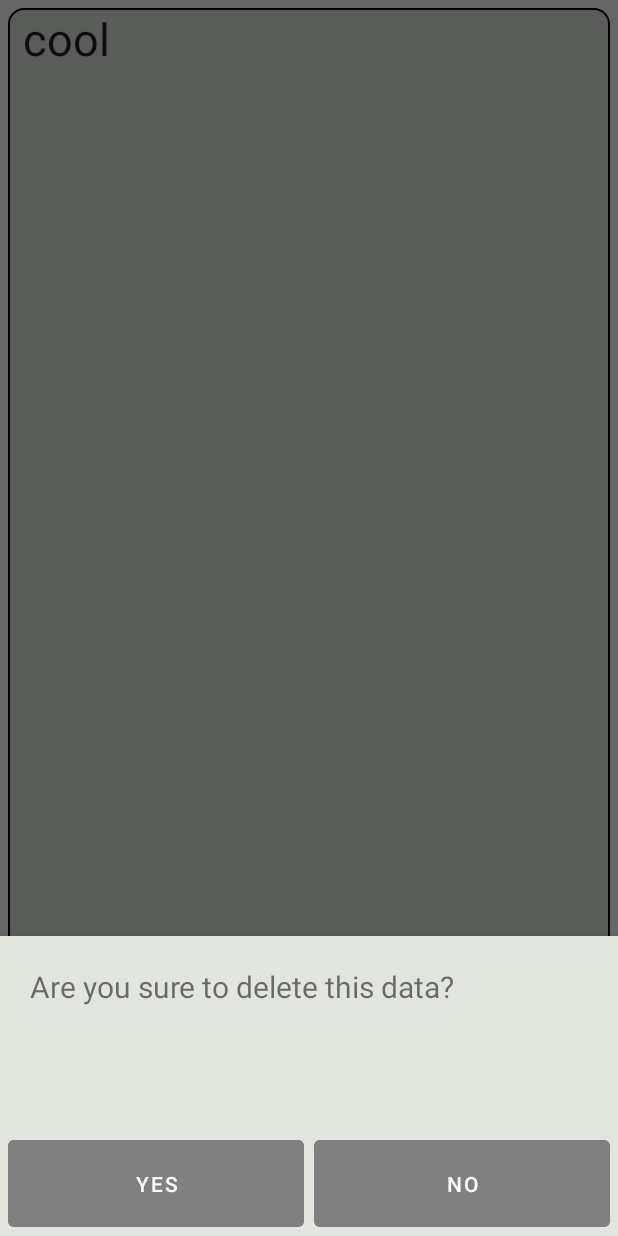
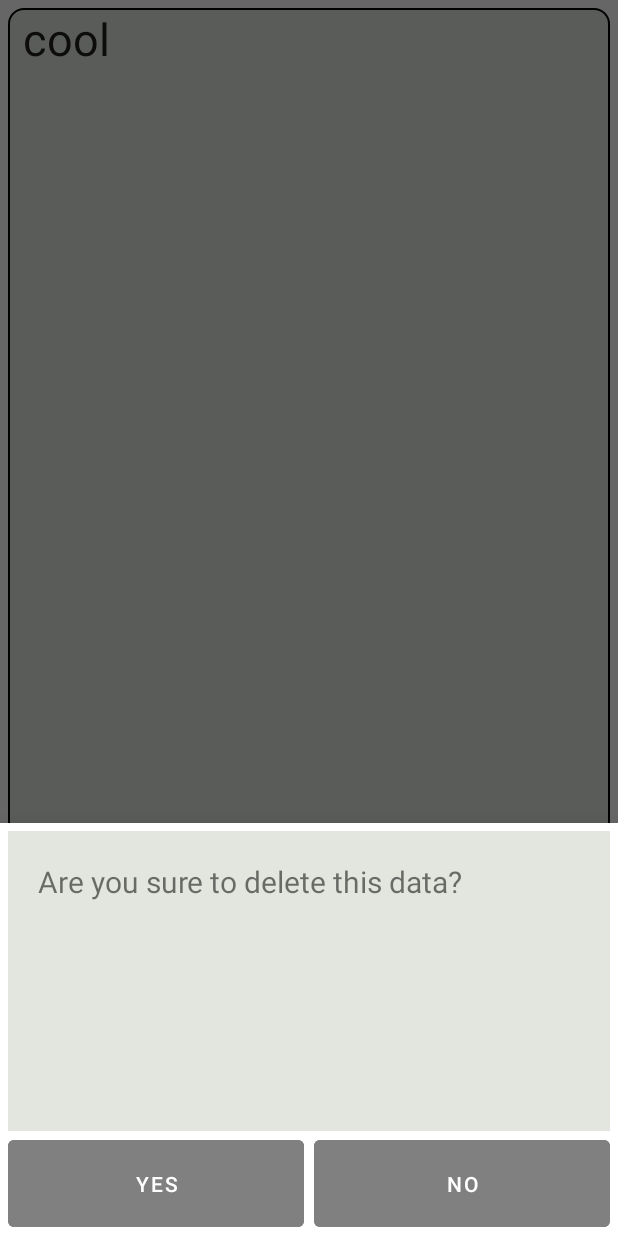
Before and after one commit to kyahaisab/Monitoring-App, an Android app: the fragment ItemListDialogFragment placed in its activity, on a phone screen of 412 x 824 dp. Run offline under Robolectric (Android 15) with nearby library versions, the phone set to English and light mode, and no system bars; our stand-ins replace Room's generated code; 2 statements that could not run were skipped.

```diff
--- a/app/src/main/AndroidManifest.xml
+++ b/app/src/main/AndroidManifest.xml
@@ -33,6 +33,7 @@
 
         <receiver android:name=".alarmManager.MyBroadCastReceiver" />
         <service android:name=".media.DeleteSound"/>
+        <service android:name=".StartBackgroundService"/>
     </application>
 
 </manifest>
--- a/app/src/main/java/com/example/notesapp/MainActivity.kt
+++ b/app/src/main/java/com/example/notesapp/MainActivity.kt
@@ -38,7 +38,7 @@ class MainActivity : AppCompatActivity(), INotesRVAdapter,
             listRam = it
         })
 
-        MyWorkerService.startWorkManager(applicationContext)
+        startService(Intent(this, StartBackgroundService::class.java))
 
 
         fab.setOnClickListener {
--- a/app/src/main/res/layout/fragment_item_list_dialog_list_dialog.xml
+++ b/app/src/main/res/layout/fragment_item_list_dialog_list_dialog.xml
@@ -13,10 +13,14 @@
         android:gravity="top"
         android:paddingStart="20dp"
         android:paddingTop="20dp"
+        android:layout_marginStart="5dp"
+        android:layout_marginEnd="5dp"
+        android:layout_marginTop="5dp"
         android:scrollbars="vertical"
         android:text="@string/are_you_sure_to_delete_this_data"
         android:textSize="20sp"
-        app:layout_constraintBottom_toBottomOf="parent"
+        app:layout_constraintTop_toTopOf="parent"
+        app:layout_constraintBottom_toTopOf="@id/deleteYes"
         app:layout_constraintEnd_toEndOf="parent"
         app:layout_constraintStart_toStartOf="parent" />
 
@@ -29,7 +33,7 @@
         android:backgroundTint="@color/button_color"
         android:text="@string/yes"
         android:textColor="@color/white"
-        app:layout_constraintBottom_toBottomOf="parent"
+       app:layout_constraintTop_toBottomOf="@id/fragmentText"
         app:layout_constraintEnd_toStartOf="@id/deleteNo"
         app:layout_constraintStart_toStartOf="parent" />
 
@@ -42,7 +46,8 @@
         android:backgroundTint="@color/button_color"
         android:text="@string/no"
         android:textColor="@color/white"
-        app:layout_constraintBottom_toBottomOf="parent"
+        app:layout_constraintTop_toTopOf="@id/deleteYes"
+        app:layout_constraintBottom_toBottomOf="@id/deleteYes"
         app:layout_constraintEnd_toEndOf="parent"
         app:layout_constraintStart_toEndOf="@id/deleteYes" />
 
```
Also changed, not shown: app/src/main/java/com/example/notesapp/StartBackgroundService.kt (added, +19 -0 lines).
